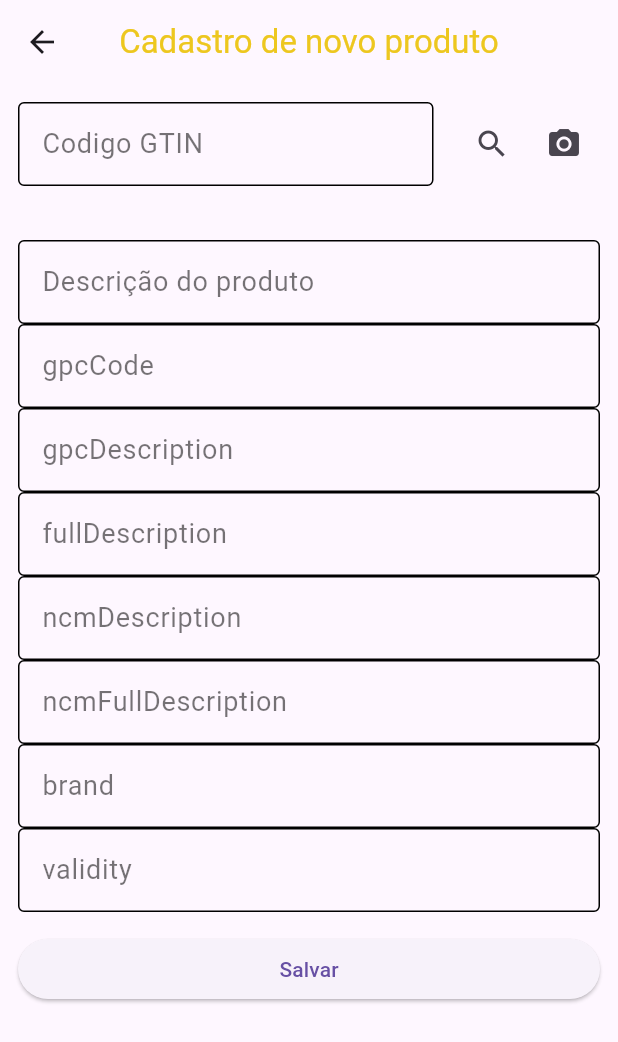
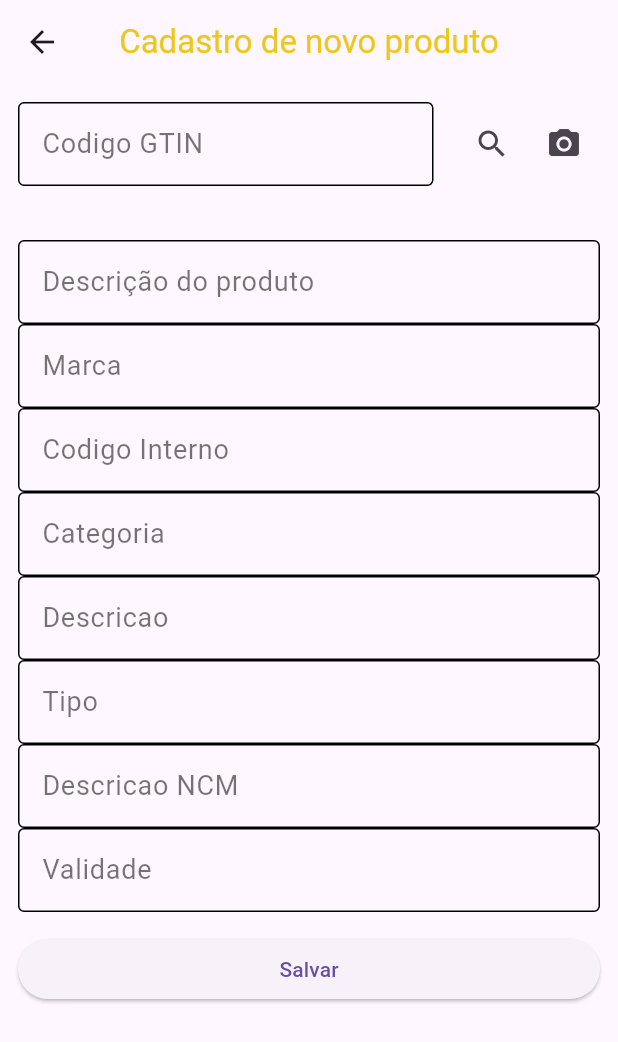
Before and after one commit to grplima/estoquesimples, a Flutter app: the screen it shows after launch, item 2 of the bottom bar chosen, after a tap on "Salvar", on a phone screen of 412 x 824 dp. Shown: the top 1042 px of the screen. Run offline on Flutter 3.47's test engine with Material 3 defaults, Android fonts, the phone set to English and light mode, and no system bars; our stand-ins replace sqflite; missing offline and left inert: flutter_barcode_scanner; accounts and stored records are empty.

Commit message:
campo validade, contagem de dias para vencer

```diff
--- a/lib/database/produtodatabase.dart
+++ b/lib/database/produtodatabase.dart
@@ -1,6 +1,8 @@
 import 'package:estoquesimples/model/produto.dart';
 import 'package:sqflite/sqflite.dart';
 import 'package:path/path.dart';
+import 'package:intl/intl.dart';
+
 
 class ProdutoDatabase {
   static const String _tableName = 'produto';
@@ -47,10 +49,10 @@ class ProdutoDatabase {
 
   Future<void> _insertSampleData(Database db) async {
     await db.execute(
-        "INSERT INTO $_tableName ($_gtin, $_descricao, $_gpcCode, $_gpcDescription, $_fullDescription, $_ncmDescription, $_ncmFullDescription, $_brand, $_validity) VALUES ('1234567890123', 'Produto A', 'gpcCode_A', 'gpcDescription_A', 'fullDescription_A', 'ncmDescription_A', 'ncmFullDescription_A', 'brand_A', 'validity_A')");
+        "INSERT INTO $_tableName ($_gtin, $_descricao, $_gpcCode, $_gpcDescription, $_fullDescription, $_ncmDescription, $_ncmFullDescription, $_brand, $_validity) VALUES ('1234567890123', 'Produto A', 'gpcCode_A', 'gpcDescription_A', 'fullDescription_A', 'ncmDescription_A', 'ncmFullDescription_A', 'brand_A', '23/08/2024')");
 
     await db.execute(
-        "INSERT INTO $_tableName ($_gtin, $_descricao, $_gpcCode, $_gpcDescription, $_fullDescription, $_ncmDescription, $_ncmFullDescription, $_brand, $_validity) VALUES ('9876543210987', 'Produto B', 'gpcCode_B', 'gpcDescription_B', 'fullDescription_B', 'ncmDescription_B', 'ncmFullDescription_B', 'brand_B', 'validity_B')");
+        "INSERT INTO $_tableName ($_gtin, $_descricao, $_gpcCode, $_gpcDescription, $_fullDescription, $_ncmDescription, $_ncmFullDescription, $_brand, $_validity) VALUES ('9876543210987', 'Produto B', 'gpcCode_B', 'gpcDescription_B', 'fullDescription_B', 'ncmDescription_B', 'ncmFullDescription_B', 'brand_B', '23/06/2024')");
 
   }
 
--- a/lib/pages/cadastronovo.dart
+++ b/lib/pages/cadastronovo.dart
@@ -5,6 +5,7 @@ import 'package:estoquesimples/database/produtodatabase.dart';
 import 'package:flutter/material.dart';
 import 'package:flutter_barcode_scanner/flutter_barcode_scanner.dart';
 import 'package:estoquesimples/model/produto.dart';
+import 'package:intl/intl.dart';
 
 
 class Product {
@@ -128,6 +129,14 @@ class _CadastronovoState extends State<Cadastronovo> {
     String validity = _controllervalidity.text;
     //String otherPhotos = _controllerotherPhotos.text;
 
+    DateTime validityDateTime;
+
+    try {
+      validityDateTime = DateFormat('dd/MM/yyyy').parse(validity);
+    } catch (e) {
+      print('Erro ao converter a data de validade para DateTime: $e');
+      return;
+    }
 
     if (gtin.isNotEmpty && descricao.isNotEmpty) {
       _produtoDatabase.insert(Produto(
@@ -271,9 +280,32 @@ class _CadastronovoState extends State<Cadastronovo> {
                   Expanded(
                     child: TextField(
                       enabled: !_carregando,
+                      controller: _controllerbrand,
+                      decoration: InputDecoration(
+                        labelText: 'Marca',
+                        border: OutlineInputBorder(),
+                        enabledBorder: OutlineInputBorder(borderSide: BorderSide()),
+                        labelStyle: TextStyle(
+                          fontSize: 18,
+                          color: Colors.black54,
+                        ),
+                        focusedBorder: OutlineInputBorder(
+                          borderSide: BorderSide(color: Colors.blueGrey, width: 2),
+                        ),
+                      ),
+                    ),
+                  ),
+                ],
+              ),
+
+              Row(
+                children: [
+                  Expanded(
+                    child: TextField(
+                      enabled: !_carregando,
                       controller: _controllergpcCode,
                       decoration: InputDecoration(
-                        labelText: 'gpcCode',
+                        labelText: 'Codigo Interno',
                         border: OutlineInputBorder(),
                         enabledBorder: OutlineInputBorder(borderSide: BorderSide()),
                         labelStyle: TextStyle(
@@ -320,7 +352,7 @@ class _CadastronovoState extends State<Cadastronovo> {
                       enabled: !_carregando,
                       controller: _controllergpcDescription,
                       decoration: InputDecoration(
-                        labelText: 'gpcDescription',
+                        labelText: 'Categoria',
                         border: OutlineInputBorder(),
                         enabledBorder: OutlineInputBorder(borderSide: BorderSide()),
                         labelStyle: TextStyle(
@@ -343,7 +375,7 @@ class _CadastronovoState extends State<Cadastronovo> {
                       enabled: !_carregando,
                       controller: _controllerfullDescription,
                       decoration: InputDecoration(
-                        labelText: 'fullDescription',
+                        labelText: 'Descricao',
                         border: OutlineInputBorder(),
                         enabledBorder: OutlineInputBorder(borderSide: BorderSide()),
                         labelStyle: TextStyle(
@@ -367,7 +399,7 @@ class _CadastronovoState extends State<Cadastronovo> {
                       enabled: !_carregando,
                       controller: _controllerncmDescription,
                       decoration: InputDecoration(
-                        labelText: 'ncmDescription',
+                        labelText: 'Tipo',
                         border: OutlineInputBorder(),
                         enabledBorder: OutlineInputBorder(borderSide: BorderSide()),
                         labelStyle: TextStyle(
@@ -390,7 +422,7 @@ class _CadastronovoState extends State<Cadastronovo> {
                       enabled: !_carregando,
                       controller: _controllerncmFullDescription,
                       decoration: InputDecoration(
-                        labelText: 'ncmFullDescription',
+                        labelText: 'Descricao NCM',
                         border: OutlineInputBorder(),
                         enabledBorder: OutlineInputBorder(borderSide: BorderSide()),
                         labelStyle: TextStyle(
@@ -407,14 +439,17 @@ class _CadastronovoState extends State<Cadastronovo> {
               ),
 
 
+
+
+
               Row(
                 children: [
                   Expanded(
                     child: TextField(
                       enabled: !_carregando,
-                      controller: _controllerbrand,
+                      controller: _controllervalidity,
                       decoration: InputDecoration(
-                        labelText: 'brand',
+                        labelText: 'Validade',
                         border: OutlineInputBorder(),
                         enabledBorder: OutlineInputBorder(borderSide: BorderSide()),
                         labelStyle: TextStyle(
@@ -425,30 +460,19 @@ class _CadastronovoState extends State<Cadastronovo> {
                           borderSide: BorderSide(color: Colors.blueGrey, width: 2),
                         ),
                       ),
-                    ),
-                  ),
-                ],
-              ),
+                      onTap: () async {
+                        DateTime? pickedDate = await showDatePicker(
+                          context: context,
+                          initialDate: DateTime.now(),
+                          firstDate: DateTime.now(),
+                          lastDate: DateTime(2101),
+                        );
 
-
-              Row(
-                children: [
-                  Expanded(
-                    child: TextField(
-                      enabled: !_carregando,
-                      controller: _controllervalidity,
-                      decoration: InputDecoration(
-                        labelText: 'validity',
-                        border: OutlineInputBorder(),
-                        enabledBorder: OutlineInputBorder(borderSide: BorderSide()),
-                        labelStyle: TextStyle(
-                          fontSize: 18,
-                          color: Colors.black54,
-                        ),
-                        focusedBorder: OutlineInputBorder(
-                          borderSide: BorderSide(color: Colors.blueGrey, width: 2),
-                        ),
-                      ),
+                        if (pickedDate != null && pickedDate != DateTime.now()) {
+                          String formattedDate = DateFormat('dd/MM/yyyy').format(pickedDate);
+                          _controllervalidity.text = formattedDate;
+                        }
+                      },
                     ),
                   ),
                 ],
--- a/pubspec.yaml
+++ b/pubspec.yaml
@@ -41,6 +41,8 @@ dependencies:
   path: ^1.8.3
   flutter_barcode_scanner: ^2.0.0
   http: ^1.2.0
+  intl: ^0.17.0
+  date_format: ^2.0.0
 
 dev_dependencies:
   flutter_test:
```
Also changed, not shown: lib/model/produto.dart (+12 -0 lines), lib/pages/visualizaproduto.dart (+9 -1 lines), pubspec.lock.
